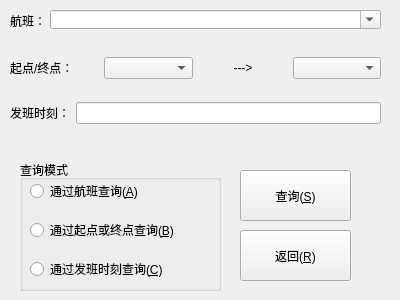
Above: src/UI/widgets/informationfinderwidget.ui from 3944Realms/AirLife before the change. Below: the same form after it.
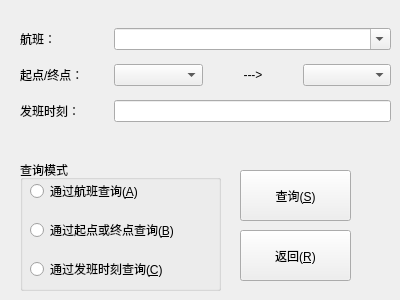
That is the form after the change. Icons and pictures are not drawn.

```diff
--- a/src/UI/widgets/informationfinderwidget.ui
+++ b/src/UI/widgets/informationfinderwidget.ui
@@ -29,95 +29,6 @@
    <iconset resource="../../../resource/resource.qrc">
     <normaloff>:/Logo/airLifeLogo.ico</normaloff>:/Logo/airLifeLogo.ico</iconset>
   </property>
-  <widget class="QComboBox" name="airLifeFlightComboBox">
-   <property name="geometry">
-    <rect>
-     <x>50</x>
-     <y>10</y>
-     <width>331</width>
-     <height>19</height>
-    </rect>
-   </property>
-   <property name="editable">
-    <bool>true</bool>
-   </property>
-  </widget>
-  <widget class="QLabel" name="airLifeFlightLabel">
-   <property name="geometry">
-    <rect>
-     <x>10</x>
-     <y>0</y>
-     <width>51</width>
-     <height>41</height>
-    </rect>
-   </property>
-   <property name="text">
-    <string>航班：</string>
-   </property>
-   <property name="alignment">
-    <set>Qt::AlignLeading|Qt::AlignLeft|Qt::AlignVCenter</set>
-   </property>
-  </widget>
-  <widget class="QWidget" name="verticalLayoutWidget">
-   <property name="geometry">
-    <rect>
-     <x>10</x>
-     <y>40</y>
-     <width>371</width>
-     <height>101</height>
-    </rect>
-   </property>
-   <layout class="QVBoxLayout" name="verticalLayout">
-    <item>
-     <layout class="QHBoxLayout" name="horizontalLayout">
-      <item>
-       <widget class="QLabel" name="airLifeSELabel">
-        <property name="text">
-         <string>起点/终点：</string>
-        </property>
-       </widget>
-      </item>
-      <item>
-       <widget class="QComboBox" name="airLifeSComboBox"/>
-      </item>
-      <item>
-       <widget class="QLabel" name="airLifeArrowLabel">
-        <property name="contextMenuPolicy">
-         <enum>Qt::CustomContextMenu</enum>
-        </property>
-        <property name="text">
-         <string>---&gt;</string>
-        </property>
-        <property name="alignment">
-         <set>Qt::AlignCenter</set>
-        </property>
-       </widget>
-      </item>
-      <item>
-       <widget class="QComboBox" name="airLifeEComboBox"/>
-      </item>
-     </layout>
-    </item>
-    <item>
-     <layout class="QHBoxLayout" name="horizontalLayout_3">
-      <item>
-       <widget class="QLabel" name="airLifeSTimeELabel">
-        <property name="text">
-         <string>发班时刻：</string>
-        </property>
-       </widget>
-      </item>
-      <item>
-       <widget class="QLineEdit" name="airLifeTimeLineEdit">
-        <property name="readOnly">
-         <bool>false</bool>
-        </property>
-       </widget>
-      </item>
-     </layout>
-    </item>
-   </layout>
-  </widget>
   <widget class="QPushButton" name="airLifeBeginPushButton">
    <property name="geometry">
     <rect>
@@ -190,6 +101,75 @@
     </layout>
    </widget>
   </widget>
+  <widget class="QWidget" name="gridLayoutWidget">
+   <property name="geometry">
+    <rect>
+     <x>20</x>
+     <y>20</y>
+     <width>371</width>
+     <height>111</height>
+    </rect>
+   </property>
+   <layout class="QGridLayout" name="gridLayout">
+    <item row="2" column="0">
+     <widget class="QLabel" name="airLifeSTimeELabel">
+      <property name="text">
+       <string>发班时刻：</string>
+      </property>
+     </widget>
+    </item>
+    <item row="1" column="0">
+     <widget class="QLabel" name="airLifeSELabel">
+      <property name="text">
+       <string>起点/终点：</string>
+      </property>
+     </widget>
+    </item>
+    <item row="1" column="2">
+     <widget class="QLabel" name="airLifeArrowLabel">
+      <property name="contextMenuPolicy">
+       <enum>Qt::CustomContextMenu</enum>
+      </property>
+      <property name="text">
+       <string>---&gt;</string>
+      </property>
+      <property name="alignment">
+       <set>Qt::AlignCenter</set>
+      </property>
+     </widget>
+    </item>
+    <item row="1" column="1">
+     <widget class="QComboBox" name="airLifeSComboBox"/>
+    </item>
+    <item row="1" column="3">
+     <widget class="QComboBox" name="airLifeEComboBox"/>
+    </item>
+    <item row="2" column="1" colspan="3">
+     <widget class="QLineEdit" name="airLifeTimeLineEdit">
+      <property name="readOnly">
+       <bool>false</bool>
+      </property>
+     </widget>
+    </item>
+    <item row="0" column="0">
+     <widget class="QLabel" name="airLifeFlightLabel">
+      <property name="text">
+       <string>航班：</string>
+      </property>
+      <property name="alignment">
+       <set>Qt::AlignLeading|Qt::AlignLeft|Qt::AlignVCenter</set>
+      </property>
+     </widget>
+    </item>
+    <item row="0" column="1" colspan="3">
+     <widget class="QComboBox" name="airLifeFlightComboBox">
+      <property name="editable">
+       <bool>true</bool>
+      </property>
+     </widget>
+    </item>
+   </layout>
+  </widget>
  </widget>
  <resources>
   <include location="../../../resource/resource.qrc"/>
```
